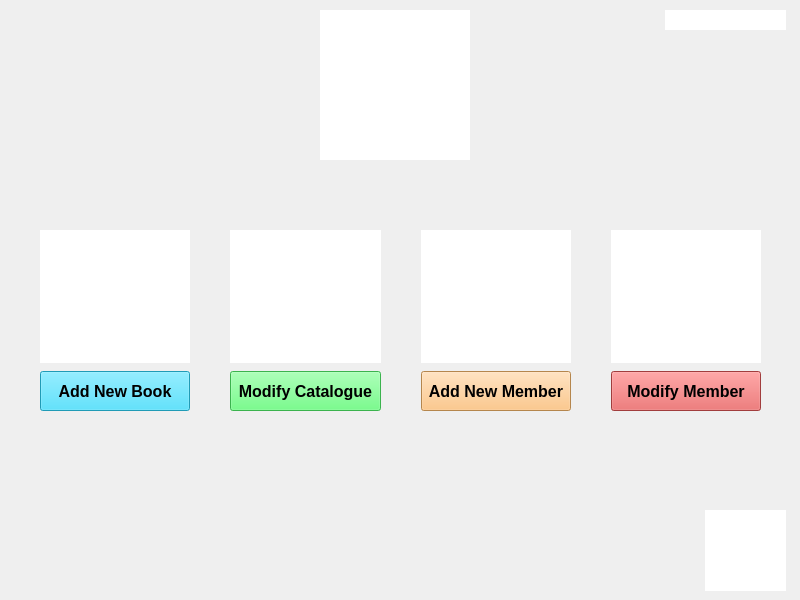
Qt form admin_home_screen.ui (MrCooperGit/Assessment-2_Library-Management-System) before a commit.
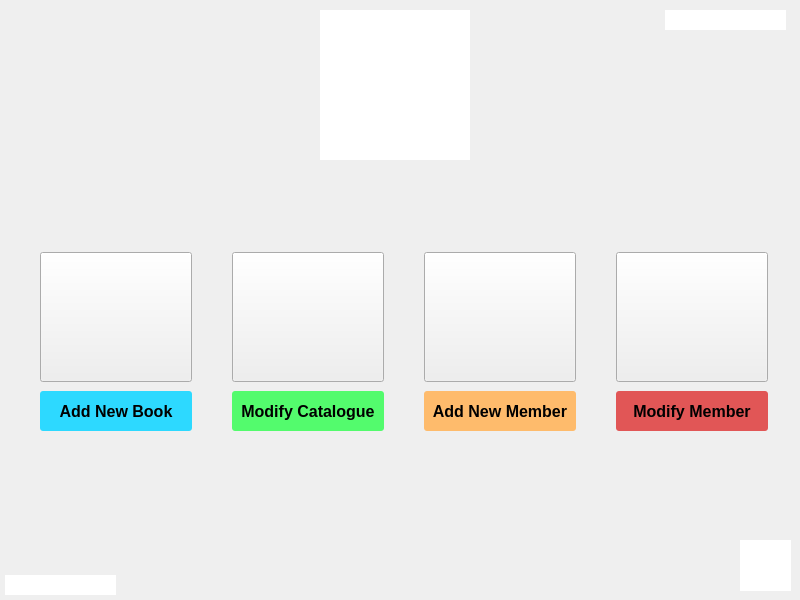
The same form after that commit.

Commit message: Updated tempaltes for most screens and started adding date functions to use later

Diff of the .ui file:
```diff
--- a/admin_home_screen.ui
+++ b/admin_home_screen.ui
@@ -16,10 +16,10 @@
   <widget class="QLabel" name="label_title">
    <property name="geometry">
     <rect>
-     <x>705</x>
-     <y>510</y>
-     <width>81</width>
-     <height>81</height>
+     <x>740</x>
+     <y>540</y>
+     <width>51</width>
+     <height>51</height>
     </rect>
    </property>
    <property name="styleSheet">
@@ -73,9 +73,9 @@
    <property name="geometry">
     <rect>
      <x>0</x>
-     <y>230</y>
-     <width>801</width>
-     <height>181</height>
+     <y>251</y>
+     <width>808</width>
+     <height>182</height>
     </rect>
    </property>
    <layout class="QHBoxLayout" name="horizontalLayout">
@@ -94,9 +94,18 @@
        <number>8</number>
       </property>
       <item>
-       <widget class="QLabel" name="label">
+       <widget class="QPushButton" name="pushButton">
+        <property name="minimumSize">
+         <size>
+          <width>150</width>
+          <height>130</height>
+         </size>
+        </property>
+        <property name="cursor">
+         <cursorShape>PointingHandCursor</cursorShape>
+        </property>
         <property name="styleSheet">
-         <string notr="true">background-color: rgb(255, 255, 255);</string>
+         <string notr="true"/>
         </property>
         <property name="text">
          <string/>
@@ -122,7 +131,8 @@
          <cursorShape>PointingHandCursor</cursorShape>
         </property>
         <property name="styleSheet">
-         <string notr="true">background-color: rgb(45, 217, 255);</string>
+         <string notr="true">background-color: rgb(45, 217, 255);
+border-radius: 3px;</string>
         </property>
         <property name="text">
          <string>Add New Book</string>
@@ -137,9 +147,18 @@
        <number>8</number>
       </property>
       <item>
-       <widget class="QLabel" name="label_2">
+       <widget class="QPushButton" name="pushButton_2">
+        <property name="minimumSize">
+         <size>
+          <width>150</width>
+          <height>130</height>
+         </size>
+        </property>
+        <property name="cursor">
+         <cursorShape>PointingHandCursor</cursorShape>
+        </property>
         <property name="styleSheet">
-         <string notr="true">background-color: rgb(255, 255, 255);</string>
+         <string notr="true"/>
         </property>
         <property name="text">
          <string/>
@@ -165,7 +184,8 @@
          <cursorShape>PointingHandCursor</cursorShape>
         </property>
         <property name="styleSheet">
-         <string notr="true">background-color: rgb(83, 251, 109);</string>
+         <string notr="true">background-color: rgb(83, 251, 109);
+border-radius: 3px;</string>
         </property>
         <property name="text">
          <string>Modify Catalogue</string>
@@ -180,15 +200,18 @@
        <number>8</number>
       </property>
       <item>
-       <widget class="QLabel" name="label_3">
+       <widget class="QPushButton" name="pushButton_3">
         <property name="minimumSize">
          <size>
-          <width>0</width>
+          <width>150</width>
           <height>130</height>
          </size>
         </property>
+        <property name="cursor">
+         <cursorShape>PointingHandCursor</cursorShape>
+        </property>
         <property name="styleSheet">
-         <string notr="true">background-color: rgb(255, 255, 255);</string>
+         <string notr="true"/>
         </property>
         <property name="text">
          <string/>
@@ -214,7 +237,8 @@
          <cursorShape>PointingHandCursor</cursorShape>
         </property>
         <property name="styleSheet">
-         <string notr="true">background-color: rgb(254, 187, 108);</string>
+         <string notr="true">background-color: rgb(254, 187, 108);
+border-radius: 3px;</string>
         </property>
         <property name="text">
          <string>Add New Member</string>
@@ -229,9 +253,18 @@
        <number>8</number>
       </property>
       <item>
-       <widget class="QLabel" name="label_4">
+       <widget class="QPushButton" name="pushButton_4">
+        <property name="minimumSize">
+         <size>
+          <width>150</width>
+          <height>130</height>
+         </size>
+        </property>
+        <property name="cursor">
+         <cursorShape>PointingHandCursor</cursorShape>
+        </property>
         <property name="styleSheet">
-         <string notr="true">background-color: rgb(255, 255, 255);</string>
+         <string notr="true"/>
         </property>
         <property name="text">
          <string/>
@@ -257,7 +290,8 @@
          <cursorShape>PointingHandCursor</cursorShape>
         </property>
         <property name="styleSheet">
-         <string notr="true">background-color: rgb(225, 86, 86);</string>
+         <string notr="true">background-color: rgb(225, 86, 86);
+border-radius: 3px;</string>
         </property>
         <property name="text">
          <string>Modify Member</string>
@@ -268,6 +302,25 @@
     </item>
    </layout>
   </widget>
+  <widget class="QLabel" name="label_date">
+   <property name="geometry">
+    <rect>
+     <x>5</x>
+     <y>575</y>
+     <width>111</width>
+     <height>20</height>
+    </rect>
+   </property>
+   <property name="styleSheet">
+    <string notr="true">background-color: rgb(255, 255, 255);</string>
+   </property>
+   <property name="text">
+    <string/>
+   </property>
+   <property name="alignment">
+    <set>Qt::AlignLeading|Qt::AlignLeft|Qt::AlignVCenter</set>
+   </property>
+  </widget>
  </widget>
  <resources/>
  <connections/>
```
The commit also changes 21 other files.
